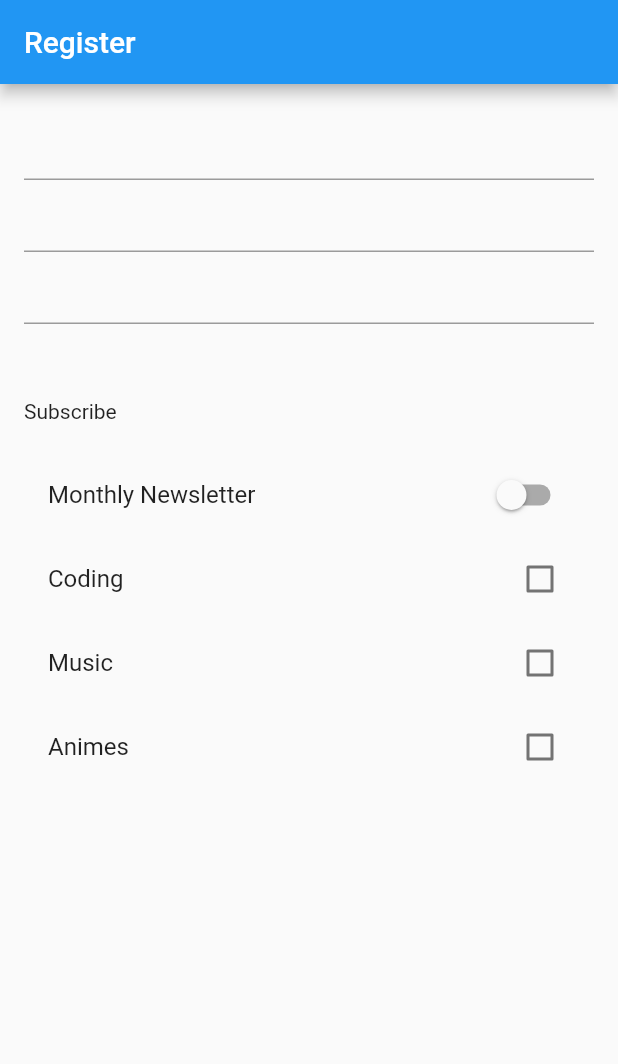
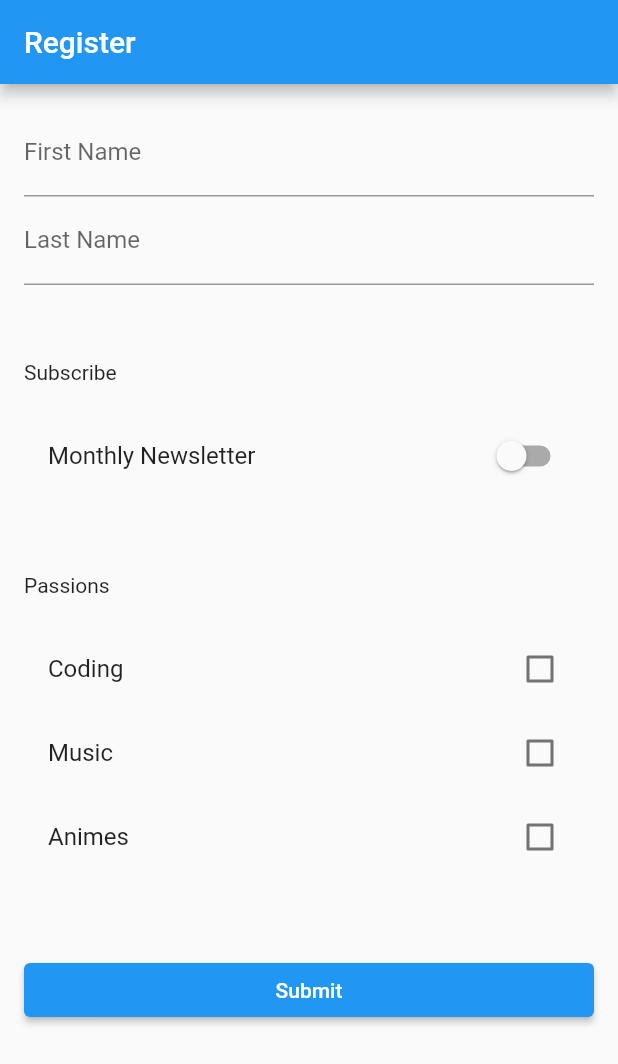
Before and after one commit to inblack67/Flutter, a Flutter app: the screen it shows after launch, on a phone screen of 412 x 824 dp. Shown: the top 1064 px of the screen. Run offline on Flutter 3.47's test engine with Material 2 defaults, Android fonts, the light colour scheme and no system bars; project files that could hold a hidden picture were left out.

Commit message:
form submitted

```diff
--- a/forms/lib/home_screen.dart
+++ b/forms/lib/home_screen.dart
@@ -19,14 +19,35 @@ class _HomeMaterialState extends State<HomeMaterial> {
         child: Builder(builder: (ctx) => Form(key: _formKey, child: Column(
           crossAxisAlignment: CrossAxisAlignment.stretch,
           children: [
-            TextFormField(),
-            TextFormField(),
-            TextFormField(),
+            TextFormField(
+              decoration: InputDecoration(labelText: 'First Name'),
+                validator: (value) {
+                  if (value == null || value.isEmpty) {
+                    return 'What is your first name?';
+                  }
+                    return null;
+                },
+                onSaved: (val) => setState(() => _user.firstName = val!),
+            ),
+            TextFormField(
+              decoration: InputDecoration(labelText: 'Last Name'),
+                validator: (value) {
+                  if (value == null || value.isEmpty) {
+                    return 'What is your last name?';
+                  }
+                    return null;
+                },
+                onSaved: (val) => setState(() => _user.lastName = val!),
+            ),
             Container(
               padding: const EdgeInsets.fromLTRB(0, 50, 0, 20),
               child: Text('Subscribe',),
             ),
             SwitchListTile(value: _user.newsLetter, title: const Text('Monthly Newsletter'), onChanged: (value) => setState(() => _user.newsLetter = value),),
+            Container(
+              padding: const EdgeInsets.fromLTRB(0, 50, 0, 20),
+              child: Text('Passions',),
+            ),
             CheckboxListTile(title: Text('Coding'), value: _user.passions[User.PassionCoding], onChanged: (val) => {
               setState(() => _user.passions[User.PassionCoding] = val!)
             }),
@@ -35,7 +56,17 @@ class _HomeMaterialState extends State<HomeMaterial> {
             }),
             CheckboxListTile(title: Text('Animes'), value: _user.passions[User.PassionAnimes], onChanged: (val) => {
               setState(() => _user.passions[User.PassionAnimes] = val!)
-            })
+            }),
+            Container(
+              padding: const EdgeInsets.fromLTRB(0, 50, 0, 20),
+              child: ElevatedButton(onPressed: (){
+                final form = _formKey.currentState;
+                if(form!.validate()){
+                  form.save();
+                  _user.save();
+                }
+              }, child: Text('Submit'),),
+            ),
           ],
         ),),),
       ),
--- a/forms/lib/models.user.dart
+++ b/forms/lib/models.user.dart
@@ -15,6 +15,10 @@ class User{
 
   save(){
     print('form submitted');
+    print(firstName);
+    print(lastName);
+    print(passions);
+    print(newsLetter);
   }
 
 }
```
